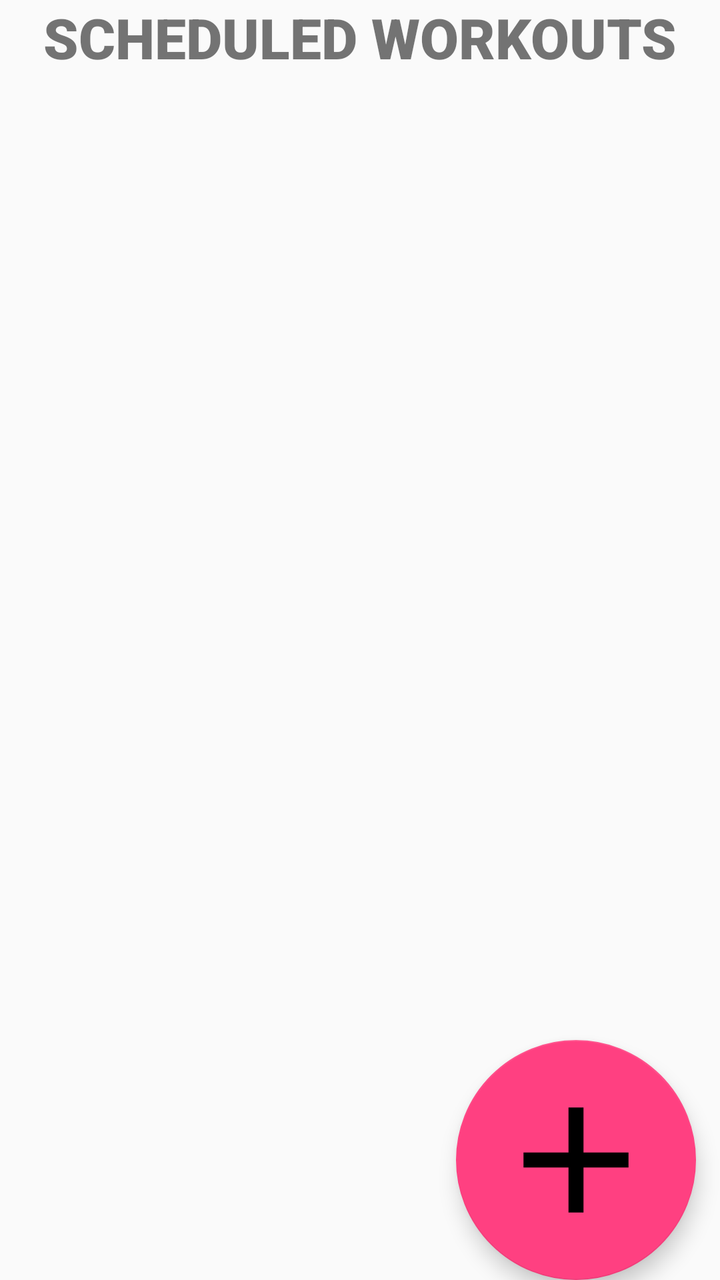
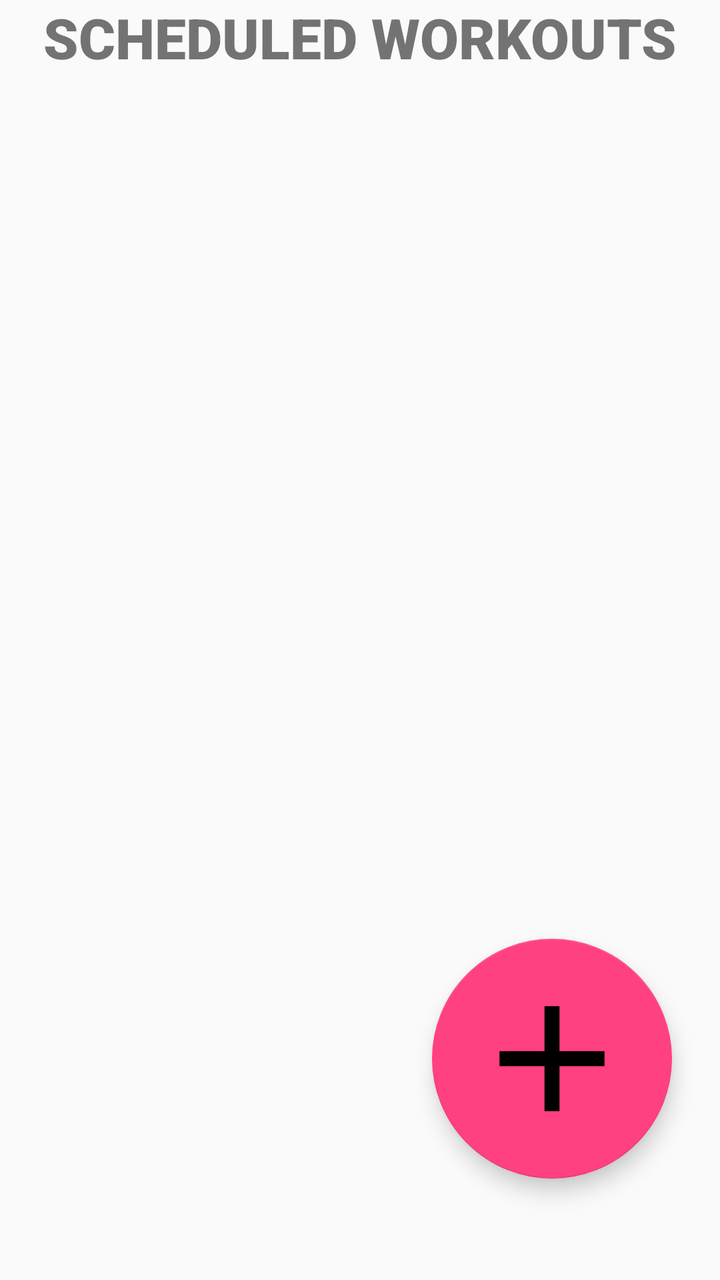

An Android layout rendered at two revisions. The XML below is the earlier revision; the diff shows what the commit changed to produce the second picture.
<!-- AndroidManifest.xml: application theme AppTheme -->
<!-- res/layout/fragment_notification.xml -->
<?xml version="1.0" encoding="utf-8"?>
<androidx.constraintlayout.widget.ConstraintLayout
    xmlns:android="http://schemas.android.com/apk/res/android"
    xmlns:app="http://schemas.android.com/apk/res-auto"
    xmlns:tools="http://schemas.android.com/tools"
    android:layout_width="match_parent"
    android:layout_height="match_parent"
    tools:context=".MainActivity">

    <androidx.recyclerview.widget.RecyclerView
        android:id="@+id/recyclerview"
        android:layout_width="378dp"
        android:layout_height="444dp"
        android:layout_marginEnd="16dp"
        android:padding="@dimen/big_padding"
        app:layout_constraintBottom_toBottomOf="parent"
        app:layout_constraintEnd_toEndOf="parent"
        app:layout_constraintHorizontal_bias="1.0"
        app:layout_constraintLeft_toLeftOf="parent"
        app:layout_constraintRight_toRightOf="parent"
        app:layout_constraintTop_toTopOf="parent"
        app:layout_constraintVertical_bias="0.337"
        tools:listitem="@layout/recyclerview_notification" />

    <com.google.android.material.floatingactionbutton.FloatingActionButton
        android:id="@+id/fab"
        android:layout_width="120dp"
        android:layout_height="120dp"
        android:contentDescription="@string/schedule_word"
        android:src="@drawable/ic_add_black_24dp"
        app:fabCustomSize="120dp"
        app:layout_constraintBottom_toBottomOf="parent"
        app:layout_constraintEnd_toEndOf="parent"
        app:layout_constraintHorizontal_bias="0.95"
        app:layout_constraintStart_toStartOf="parent"
        app:layout_constraintTop_toBottomOf="@+id/recyclerview_not"
        app:layout_constraintVertical_bias="0.555"
        app:maxImageSize="90dp" />

    <TextView
        android:id="@+id/textView"
        android:layout_width="335dp"
        android:layout_height="38dp"
        android:fontFamily="sans-serif-black"
        android:text="SCHEDULED WORKOUTS"
        android:textAlignment="center"
        android:textSize="28sp"
        app:layout_constraintBottom_toTopOf="@+id/recyclerview_not"
        app:layout_constraintEnd_toEndOf="parent"
        app:layout_constraintStart_toStartOf="parent"
        app:layout_constraintTop_toTopOf="parent" />

</androidx.constraintlayout.widget.ConstraintLayout>
<!-- res/layout/recyclerview_notification.xml (included above) -->
<?xml version="1.0" encoding="utf-8"?>
<LinearLayout xmlns:android="http://schemas.android.com/apk/res/android"
    xmlns:app="http://schemas.android.com/apk/res-auto"
    android:orientation="vertical"
    android:layout_width="match_parent"
    android:layout_height="wrap_content">

    <androidx.cardview.widget.CardView
        android:layout_width="match_parent"
        android:layout_height="wrap_content"
        app:cardCornerRadius="6dp"
        app:cardElevation="6dp"
        android:layout_margin="8dp">

        <LinearLayout
            android:layout_width="match_parent"
            android:layout_height="wrap_content"
            android:orientation="horizontal"
            android:padding="6dp">

            <TextView
                android:id="@+id/notification_time"
                android:layout_width="wrap_content"
                android:layout_height="wrap_content"
                android:text="00:00"
                android:textSize="36sp"/>

            <ImageView
                android:layout_width="wrap_content"
                android:layout_height="wrap_content"
                android:id="@+id/repeat_weekly"
                android:layout_margin="2dp"/>

            <LinearLayout
                android:layout_width="wrap_content"
                android:layout_height="wrap_content"
                android:orientation="vertical"
                android:layout_margin="2dp">

                <TextView
                    android:id="@+id/days_active"
                    android:layout_width="wrap_content"
                    android:layout_height="wrap_content"
                    android:textSize="10sp" />
            </LinearLayout>

            <Switch
                android:id="@+id/is_active"
                android:layout_width="wrap_content"
                android:layout_height="wrap_content"
                android:layout_weight="1" />

        </LinearLayout>

    </androidx.cardview.widget.CardView>

    <RelativeLayout
        android:layout_width="match_parent"
        android:layout_height="match_parent"
        android:layout_margin="20dp">

        <ImageView
            android:id="@+id/delete"
            android:layout_width="50dp"
            android:layout_height="50dp"
            android:layout_marginStart="240dp"
            android:contentDescription="delete"
            android:src="@drawable/ic_baseline_delete_24" />

    </RelativeLayout>


</LinearLayout>
<!-- resources referenced by this layout -->
<resources>
  <dimen name="big_padding">16dp</dimen>
  <!-- drawable ic_add_black_24dp (drawable) -->
  <vector xmlns:android="http://schemas.android.com/apk/res/android"
          android:width="24dp"
          android:height="24dp"
          android:viewportWidth="24.0"
          android:viewportHeight="24.0">
      <path
          android:fillColor="#FF000000"
          android:pathData="M19,13h-6v6h-2v-6H5v-2h6V5h2v6h6v2z"/>
  </vector>
  <!-- drawable ic_baseline_delete_24 (drawable) -->
  <vector android:height="24dp" android:tint="#000000"
      android:viewportHeight="24" android:viewportWidth="24"
      android:width="24dp" xmlns:android="http://schemas.android.com/apk/res/android">
      <path android:fillColor="@android:color/white" android:pathData="M6,19c0,1.1 0.9,2 2,2h8c1.1,0 2,-0.9 2,-2V7H6v12zM19,4h-3.5l-1,-1h-5l-1,1H5v2h14V4z"/>
  </vector>
  <string name="schedule_word">Schedule reminders</string>
  <style name="AppTheme" parent="Theme.AppCompat.DayNight">
          <item name="colorPrimary">@color/colorPrimary</item>
          <item name="colorPrimaryDark">@color/colorPrimaryDark</item>
          <item name="colorAccent">@color/colorAccent</item>
      </style>
  <color name="colorPrimary">#3F51B5</color>
  <color name="colorPrimaryDark">#303F9F</color>
  <color name="colorAccent">#FF4081</color>
</resources>

<!-- the commit's change to res/layout/fragment_notification.xml (unified diff, before → after) -->
@@ -10,7 +10,7 @@
     <androidx.recyclerview.widget.RecyclerView
         android:id="@+id/recyclerview"
         android:layout_width="378dp"
-        android:layout_height="444dp"
+        android:layout_height="400dp"
         android:layout_marginEnd="16dp"
         android:padding="@dimen/big_padding"
         app:layout_constraintBottom_toBottomOf="parent"
@@ -18,23 +18,24 @@
         app:layout_constraintHorizontal_bias="1.0"
         app:layout_constraintLeft_toLeftOf="parent"
         app:layout_constraintRight_toRightOf="parent"
-        app:layout_constraintTop_toTopOf="parent"
-        app:layout_constraintVertical_bias="0.337"
+        app:layout_constraintTop_toBottomOf="@+id/textView"
+        app:layout_constraintVertical_bias="0.1"
         tools:listitem="@layout/recyclerview_notification" />
 
     <com.google.android.material.floatingactionbutton.FloatingActionButton
         android:id="@+id/fab"
         android:layout_width="120dp"
         android:layout_height="120dp"
+        android:layout_marginBottom="48dp"
         android:contentDescription="@string/schedule_word"
         android:src="@drawable/ic_add_black_24dp"
         app:fabCustomSize="120dp"
         app:layout_constraintBottom_toBottomOf="parent"
         app:layout_constraintEnd_toEndOf="parent"
-        app:layout_constraintHorizontal_bias="0.95"
+        app:layout_constraintHorizontal_bias="0.90"
         app:layout_constraintStart_toStartOf="parent"
-        app:layout_constraintTop_toBottomOf="@+id/recyclerview_not"
-        app:layout_constraintVertical_bias="0.555"
+        app:layout_constraintTop_toBottomOf="@+id/recyclerview"
+        app:layout_constraintVertical_bias="0.80"
         app:maxImageSize="90dp" />
 
     <TextView
@@ -45,7 +46,6 @@
         android:text="SCHEDULED WORKOUTS"
         android:textAlignment="center"
         android:textSize="28sp"
-        app:layout_constraintBottom_toTopOf="@+id/recyclerview_not"
         app:layout_constraintEnd_toEndOf="parent"
         app:layout_constraintStart_toStartOf="parent"
         app:layout_constraintTop_toTopOf="parent" />
@@ -91,11 +91,6 @@
                 android:orientation="vertical"
                 android:layout_margin="2dp">
 
-                <TextView
-                    android:id="@+id/days_active"
-                    android:layout_width="wrap_content"
-                    android:layout_height="wrap_content"
-                    android:textSize="10sp" />
             </LinearLayout>
 
             <Switch
@@ -121,6 +116,14 @@
             android:contentDescription="delete"
             android:src="@drawable/ic_baseline_delete_24" />
 
+        <TextView
+            android:id="@+id/days_active"
+            android:layout_width="wrap_content"
+            android:layout_height="wrap_content"
+            android:layout_alignParentStart="true"
+            android:text="Today"
+            android:textSize="24sp" />
+
     </RelativeLayout>
 
 
